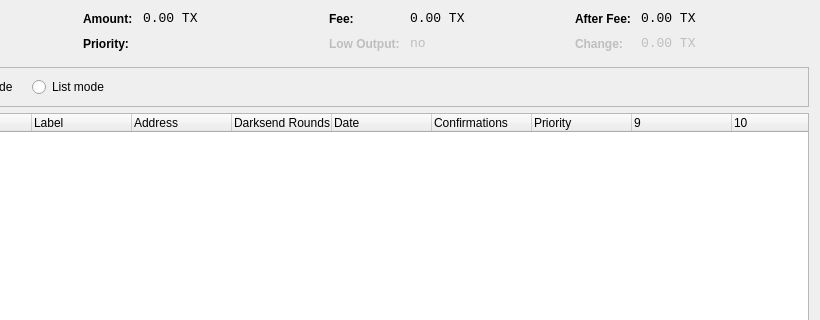
The window that src/qt/forms/coincontroldialog.ui (arioncoin/arioncoin-archived-do-not-use) describes before a commit, drawn with Qt 5; both pictures show x 180 to 1000 and y 0 to 320 of the 1000 by 500 pixel window.
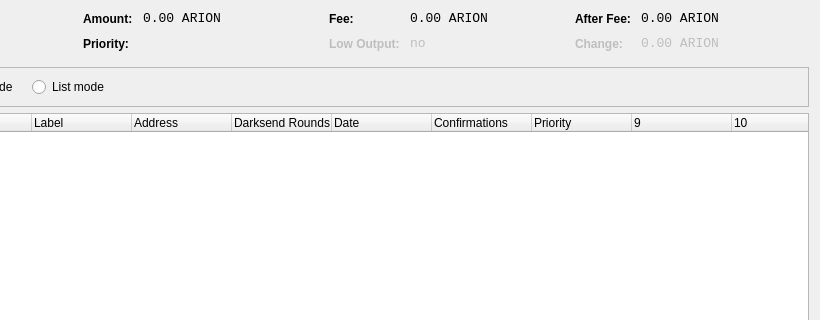
The same window after the commit. Custom widgets are drawn as their Qt base class.

What changed in the file:
```diff
--- a/src/qt/forms/coincontroldialog.ui
+++ b/src/qt/forms/coincontroldialog.ui
@@ -141,7 +141,7 @@
           <enum>Qt::ActionsContextMenu</enum>
          </property>
          <property name="text">
-          <string notr="true">0.00 TX</string>
+          <string notr="true">0.00 ARION</string>
          </property>
          <property name="textInteractionFlags">
           <set>Qt::LinksAccessibleByMouse|Qt::TextSelectableByKeyboard|Qt::TextSelectableByMouse</set>
@@ -221,7 +221,7 @@
           <enum>Qt::ActionsContextMenu</enum>
          </property>
          <property name="text">
-          <string notr="true">0.00 TX</string>
+          <string notr="true">0.00 ARION</string>
          </property>
          <property name="textInteractionFlags">
           <set>Qt::LinksAccessibleByMouse|Qt::TextSelectableByKeyboard|Qt::TextSelectableByMouse</set>
@@ -307,7 +307,7 @@
           <enum>Qt::ActionsContextMenu</enum>
          </property>
          <property name="text">
-          <string notr="true">0.00 TX</string>
+          <string notr="true">0.00 ARION</string>
          </property>
          <property name="textInteractionFlags">
           <set>Qt::LinksAccessibleByMouse|Qt::TextSelectableByKeyboard|Qt::TextSelectableByMouse</set>
@@ -345,7 +345,7 @@
           <enum>Qt::ActionsContextMenu</enum>
          </property>
          <property name="text">
-          <string notr="true">0.00 TX</string>
+          <string notr="true">0.00 ARION</string>
          </property>
          <property name="textInteractionFlags">
           <set>Qt::LinksAccessibleByMouse|Qt::TextSelectableByKeyboard|Qt::TextSelectableByMouse</set>
```
